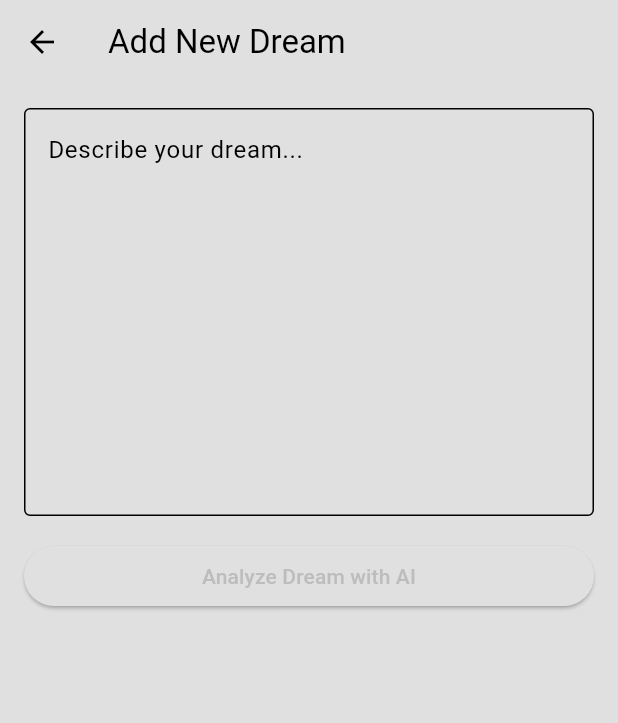
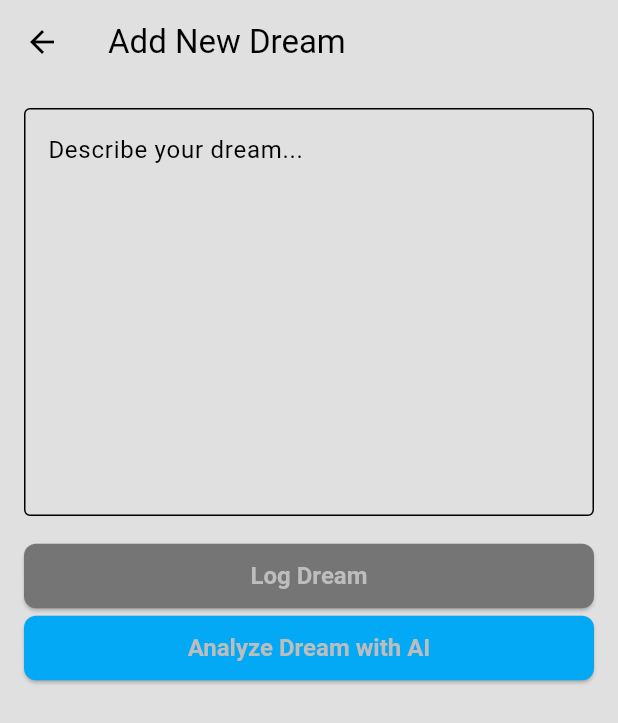
Before and after one commit to RizPur/LucidLogs, a Flutter app: the CreateDreamPage screen opened directly, after a tap on "Analyze Dream with AI", on a phone screen of 412 x 824 dp. Shown: the top 723 px of the screen. Run offline on Flutter 3.47's test engine with Material 3 defaults, Android fonts, the phone set to English and light mode, and no system bars; our stand-ins replace google_fonts, isar; accounts and stored records are empty; generated files the repository leaves out were written again.

```diff
--- a/lib/screens/create_dream.dart
+++ b/lib/screens/create_dream.dart
@@ -25,6 +25,7 @@ class _CreateDreamPageState extends State<CreateDreamPage> {
           children: [
             TextField(
               controller: _dreamController,
+              // style: TextStyle(backgroundColor: Colors.red),
               maxLines: 10,
               decoration: const InputDecoration(
                 hintText: 'Describe your dream...',
@@ -39,8 +40,48 @@ class _CreateDreamPageState extends State<CreateDreamPage> {
                   Navigator.pop(context);
                 }
               },
+              style: ButtonStyle(
+                  backgroundColor: WidgetStateProperty.all<Color>(Theme.of(context).colorScheme.secondary), // Background color
+                  padding: WidgetStateProperty.all<EdgeInsetsGeometry>(
+                    const EdgeInsets.symmetric(vertical: 12.0, horizontal: 20.0), // Padding inside the button
+                  ),
+                  textStyle: WidgetStateProperty.all<TextStyle>(
+                    TextStyle(fontSize: 16, fontWeight: FontWeight.bold, color: Theme.of(context).colorScheme.inversePrimary)  , // Text style
+                  ),
+                  shape: WidgetStateProperty.all<RoundedRectangleBorder>(
+                    RoundedRectangleBorder(
+                      borderRadius: BorderRadius.circular(8.0), // Rounded corners
+                    ),
+                  ),
+                ),
+              child: const Text('Log Dream'),
+            ),
+            ElevatedButton(
+              onPressed: () {
+                if (_dreamController.text.isNotEmpty) {
+                  widget.onDreamAdded(_dreamController.text);
+                  Navigator.pop(context);
+                }
+              },
+
+              style: ButtonStyle(
+                  backgroundColor: WidgetStateProperty.all<Color>(Colors.lightBlue), // Background color
+                  padding: WidgetStateProperty.all<EdgeInsetsGeometry>(
+                    const EdgeInsets.symmetric(vertical: 12.0, horizontal: 20.0), // Padding inside the button
+                  ),
+                  textStyle: WidgetStateProperty.all<TextStyle>(
+                    const TextStyle(fontSize: 16, fontWeight: FontWeight.bold), // Text style
+                  ),
+                  shape: WidgetStateProperty.all<RoundedRectangleBorder>(
+                    RoundedRectangleBorder(
+                      borderRadius: BorderRadius.circular(8.0), // Rounded corners
+                    ),
+                  ),
+                ),
               child: const Text('Analyze Dream with AI'),
-            ),
+
+              ),
+
           ],
         ),
       ),
--- a/pubspec.yaml
+++ b/pubspec.yaml
@@ -20,6 +20,8 @@ dependencies:
   provider: ^6.1.2
   intl: ^0.17.0
   google_fonts: ^6.2.1
+  flutter_dotenv: ^5.0.2
+  http: ^0.13.3
 
 dev_dependencies:
   flutter_test:
```
Also changed, not shown: 1 other file.
